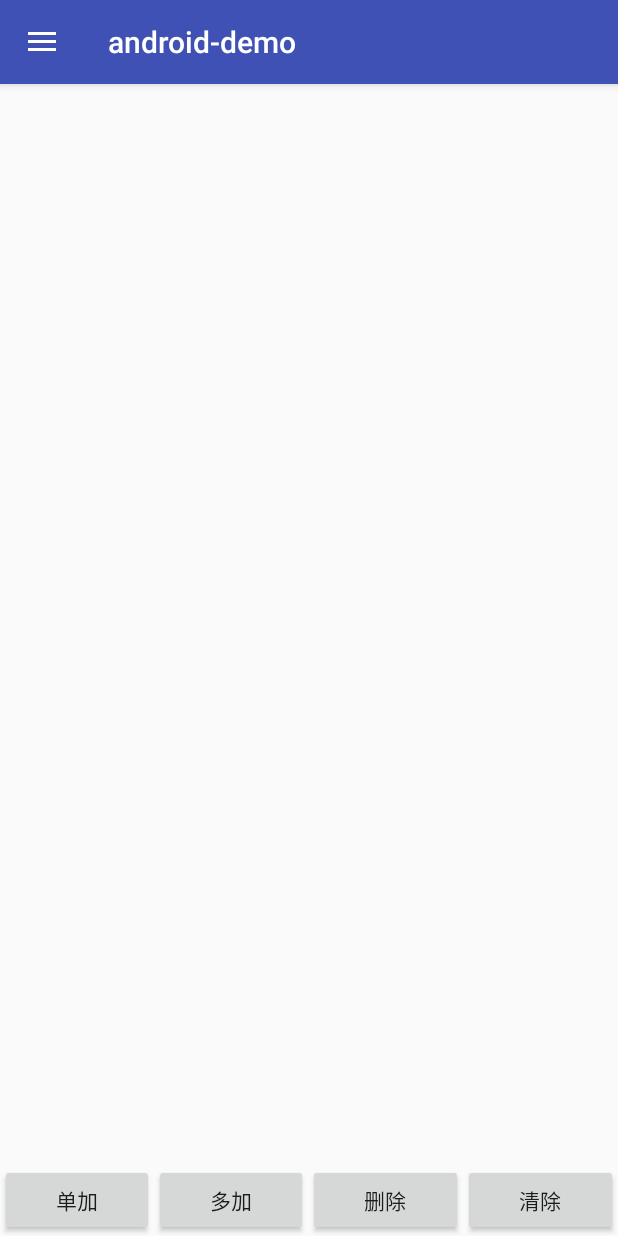
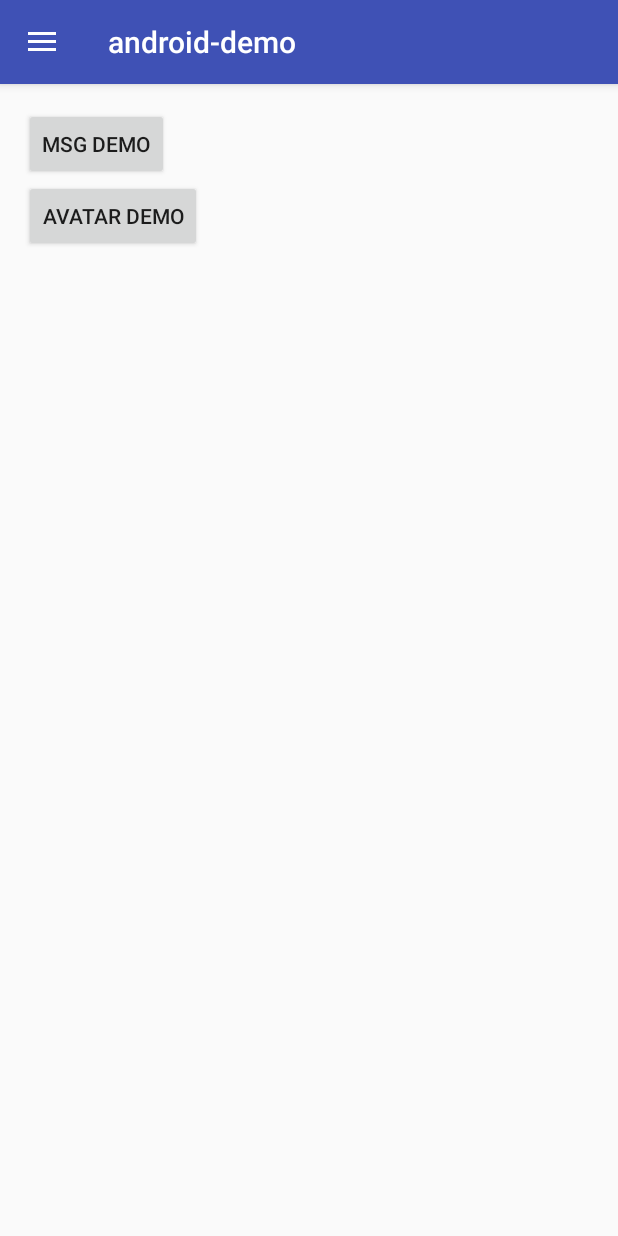
Before and after one commit to xxshhh/android-demo, an Android app: the fragment AnimationDemoFragment placed in its activity, on a phone screen of 412 x 824 dp. Run offline under Robolectric (Android 15) with nearby library versions, the light colour scheme and no system bars; our stand-ins replace ButterKnife; libraries missing offline, so code that uses them is left out: com.mikepenz.iconics, com.mikepenz.pixeden_7_stroke_typeface_library; 5 statements that could not run were skipped.

Commit message:
Update code

```diff
--- a/app/build.gradle
+++ b/app/build.gradle
@@ -27,7 +27,6 @@ dependencies {
     testCompile 'junit:junit:4.12'
 
     // support
-    compile 'com.android.support:support-v4:25.3.1'
     compile 'com.android.support:appcompat-v7:25.3.1'
     compile 'com.android.support:design:25.3.1'
     compile 'com.android.support:recyclerview-v7:25.3.1'
@@ -45,8 +44,4 @@ dependencies {
     // RxJava、RxAndroid
     compile 'io.reactivex:rxjava:1.1.9'
     compile 'io.reactivex:rxandroid:1.2.1'
-
-    // Glide
-    compile 'com.github.bumptech.glide:glide:4.0.0'
-    annotationProcessor 'com.github.bumptech.glide:compiler:4.0.0'
 }
--- a/app/src/main/java/com/xxshhh/android/android_demo/function/practice/animation/demo/AnimationDemoFragment.java
+++ b/app/src/main/java/com/xxshhh/android/android_demo/function/practice/animation/demo/AnimationDemoFragment.java
@@ -2,22 +2,14 @@ package com.xxshhh.android.android_demo.function.practice.animation.demo;
 
 import android.os.Bundle;
 import android.support.annotation.Nullable;
-import android.support.v7.widget.LinearLayoutManager;
-import android.support.v7.widget.RecyclerView;
 import android.view.View;
-import android.view.ViewGroup;
 import android.widget.Button;
-import android.widget.LinearLayout;
-import android.widget.RelativeLayout;
 
 import com.xxshhh.android.android_demo.R;
 import com.xxshhh.android.android_demo.base.fragment.BaseFragment;
-import com.xxshhh.android.android_demo.function.practice.animation.demo.msg.callback.IMsgAnimationCallback;
-import com.xxshhh.android.android_demo.function.practice.animation.demo.msg.list.adapter.MsgAnimationAdapter;
-import com.xxshhh.android.android_demo.function.practice.animation.demo.msg.list.recyclerView.MsgAnimationItemAnimator;
-
-import java.util.ArrayList;
-import java.util.List;
+import com.xxshhh.android.android_demo.common.activity.CommonContainerActivity;
+import com.xxshhh.android.android_demo.function.practice.animation.demo.avatar.AnimationAvatarFragment;
+import com.xxshhh.android.android_demo.function.practice.animation.demo.msg.AnimationMsgFragment;
 
 import butterknife.BindView;
 
@@ -25,27 +17,12 @@ import butterknife.BindView;
  * Demo动画界面
  * Created by xxshhh on 2017/9/19.
  */
-public class AnimationDemoFragment extends BaseFragment
-        implements IMsgAnimationCallback {
+public class AnimationDemoFragment extends BaseFragment {
 
-    @BindView(R.id.btn_add)
-    Button mBtnAdd;
-    @BindView(R.id.btn_multi_add)
-    Button mBtnMultiAdd;
-    @BindView(R.id.btn_remove)
-    Button mBtnRemove;
-    @BindView(R.id.btn_clean)
-    Button mBtnClean;
-    @BindView(R.id.ll_bottom)
-    LinearLayout mLlBottom;
-    @BindView(R.id.rv_msg_list)
-    RecyclerView mRvMsgList;
-    @BindView(R.id.rl_content)
-    RelativeLayout mRlContent;
-    @BindView(R.id.rl_root)
-    RelativeLayout mRlRoot;
-
-    private MsgAnimationAdapter mAdapter;
+    @BindView(R.id.btn_msg_demo)
+    Button mBtnMsgDemo;
+    @BindView(R.id.btn_avatar_demo)
+    Button mBtnAvatarDemo;
 
     @Override
     protected int getLayoutResID() {
@@ -59,86 +36,22 @@ public class AnimationDemoFragment extends BaseFragment
     }
 
     private void init() {
-        initMsgList();
-        initActionButton();
+        initAnimation();
     }
 
-    private void initMsgList() {
-        mAdapter = new MsgAnimationAdapter(getContext());
-        LinearLayoutManager linearLayoutManager = new LinearLayoutManager(getContext());
-        linearLayoutManager.setRecycleChildrenOnDetach(true);
-        mRvMsgList.setLayoutManager(linearLayoutManager);
-        mRvMsgList.setItemAnimator(new MsgAnimationItemAnimator());
-        mRvMsgList.setHasFixedSize(true);
-        mRvMsgList.setAdapter(mAdapter);
-    }
-
-    private void initActionButton() {
-        mBtnAdd.setOnClickListener(new View.OnClickListener() {
+    private void initAnimation() {
+        mBtnMsgDemo.setOnClickListener(new View.OnClickListener() {
             @Override
             public void onClick(View v) {
-                insertMsg();
+                CommonContainerActivity.start(getContext(), AnimationMsgFragment.class);
             }
         });
 
-        mBtnMultiAdd.setOnClickListener(new View.OnClickListener() {
+        mBtnAvatarDemo.setOnClickListener(new View.OnClickListener() {
             @Override
             public void onClick(View v) {
-                insertMultiMsg(9);
-            }
-        });
-
-        mBtnRemove.setOnClickListener(new View.OnClickListener() {
-            @Override
-            public void onClick(View v) {
-                removeMsg();
-            }
-        });
-
-        mBtnClean.setOnClickListener(new View.OnClickListener() {
-            @Override
-            public void onClick(View v) {
-                cleanMsg();
+                CommonContainerActivity.start(getContext(), AnimationAvatarFragment.class);
             }
         });
     }
-
-    private void insertMsg() {
-        insertMultiMsg(1);
-    }
-
-    private void insertMultiMsg(int count) {
-        int size = mAdapter.getItemCount();
-        List<String> msgs = new ArrayList<>();
-        for (int i = 0; i < count; i++) {
-            int position = size + i;
-            msgs.add(getString(R.string.place_text) + position);
-        }
-        mAdapter.getDataList().addAll(msgs);
-        mAdapter.notifyItemRangeInserted(size, count);
-        mRvMsgList.scrollToPosition(size + count - 1);
-    }
-
-    private void removeMsg() {
-        int size = mAdapter.getDataList().size();
-        if (size > 0) {
-            mAdapter.getDataList().remove(size - 1);
-            mAdapter.notifyItemRemoved(size - 1);
-        }
-    }
-
-    private void cleanMsg() {
-        mAdapter.getDataList().clear();
-        mAdapter.notifyDataSetChanged();
-    }
-
-    @Override
-    public ViewGroup getAnimationParentView() {
-        return mRlContent;
-    }
-
-    @Override
-    public View getAnimationBottomView() {
-        return mLlBottom;
-    }
 }
--- a/app/src/main/res/layout/animation_fragment_demo.xml
+++ b/app/src/main/res/layout/animation_fragment_demo.xml
@@ -1,58 +1,23 @@
 <?xml version="1.0" encoding="utf-8"?>
-<RelativeLayout
-    xmlns:android="http://schemas.android.com/apk/res/android"
-    android:id="@+id/rl_root"
-    android:layout_width="match_parent"
-    android:layout_height="match_parent">
+<LinearLayout xmlns:android="http://schemas.android.com/apk/res/android"
+              android:layout_width="match_parent"
+              android:layout_height="match_parent"
+              android:orientation="vertical"
+              android:paddingBottom="@dimen/activity_vertical_margin"
+              android:paddingLeft="@dimen/activity_horizontal_margin"
+              android:paddingRight="@dimen/activity_horizontal_margin"
+              android:paddingTop="@dimen/activity_vertical_margin">
 
-    <LinearLayout
-        android:id="@+id/ll_bottom"
-        android:layout_width="match_parent"
+    <Button
+        android:id="@+id/btn_msg_demo"
+        android:layout_width="wrap_content"
         android:layout_height="wrap_content"
-        android:layout_alignParentBottom="true"
-        android:orientation="horizontal">
+        android:text="Msg Demo"/>
 
-        <Button
-            android:id="@+id/btn_add"
-            android:layout_width="0dp"
-            android:layout_height="wrap_content"
-            android:layout_weight="1"
-            android:text="单加"/>
+    <Button
+        android:id="@+id/btn_avatar_demo"
+        android:layout_width="wrap_content"
+        android:layout_height="wrap_content"
+        android:text="Avatar Demo"/>
 
-        <Button
-            android:id="@+id/btn_multi_add"
-            android:layout_width="0dp"
-            android:layout_height="wrap_content"
-            android:layout_weight="1"
-            android:text="多加"/>
-
-        <Button
-            android:id="@+id/btn_remove"
-            android:layout_width="0dp"
-            android:layout_height="wrap_content"
-            android:layout_weight="1"
-            android:text="删除"/>
-
-        <Button
-            android:id="@+id/btn_clean"
-            android:layout_width="0dp"
-            android:layout_height="wrap_content"
-            android:layout_weight="1"
-            android:text="清除"/>
-
-    </LinearLayout>
-
-    <RelativeLayout
-        android:id="@+id/rl_content"
-        android:layout_width="match_parent"
-        android:layout_height="match_parent"
-        android:layout_above="@+id/ll_bottom">
-
-        <android.support.v7.widget.RecyclerView
-            android:id="@+id/rv_msg_list"
-            android:layout_width="match_parent"
-            android:layout_height="match_parent"/>
-
-    </RelativeLayout>
-
-</RelativeLayout>
+</LinearLayout>
```
Also changed, not shown: app/src/main/java/com/xxshhh/android/android_demo/function/practice/animation/demo/avatar/AnimationAvatarFragment.java (added, +170 -0 lines), app/src/main/java/com/xxshhh/android/android_demo/function/practice/animation/demo/msg/AnimationMsgFragment.java (added, +144 -0 lines), app/src/main/res/layout/animation_fragment_avatar.xml (added, +15 -0 lines), app/src/main/res/layout/animation_fragment_msg.xml (added, +58 -0 lines).
